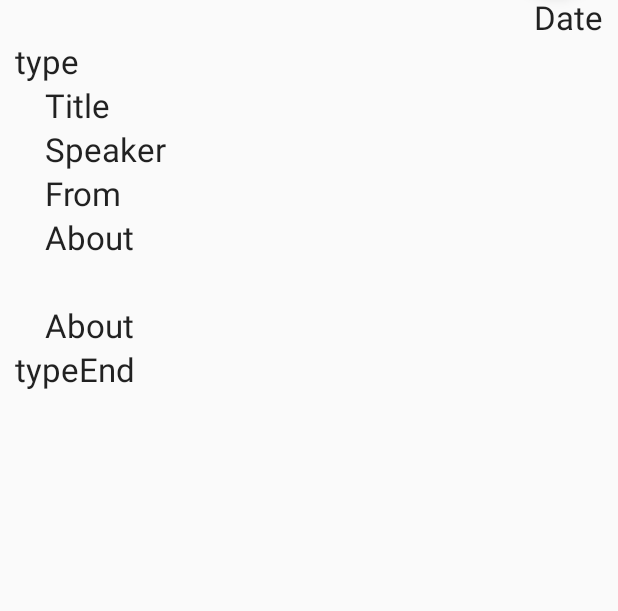
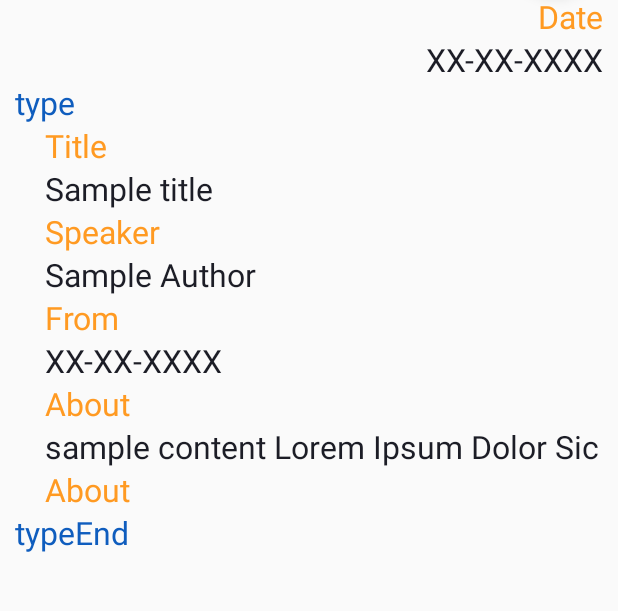
Before and after one commit to Sumel08/Witcom4-Vlc2, an Android app: the ConferenceDetailFragment screen opened directly, with no data from a screen before it, on a phone screen of 412 x 824 dp, the part 350-961 px from its top. Run offline under Robolectric (Android 15) with nearby library versions, the light colour scheme and no system bars; network calls fail; 1 statement that could not run was skipped.

Commit message:
Se agregan estilos a layouts de conference

```diff
--- a/app/src/main/res/layout/conference_detail.xml
+++ b/app/src/main/res/layout/conference_detail.xml
@@ -1,82 +1,84 @@
-<LinearLayout
+<LinearLayout xmlns:android="http://schemas.android.com/apk/res/android"
+    xmlns:tools="http://schemas.android.com/tools"
+    android:layout_width="match_parent"
     android:layout_height="match_parent"
-    android:layout_width="match_parent"
-    xmlns:android="http://schemas.android.com/apk/res/android"
-    tools:context="com.upiita.witcom2016.conference.ConferenceDetailFragment"
-    xmlns:tools="http://schemas.android.com/tools"
     android:orientation="vertical"
-    android:paddingTop="30dp"
     android:paddingBottom="10dp"
     android:paddingLeft="10dp"
-    android:paddingRight="10dp">
+    android:paddingRight="10dp"
+    android:paddingTop="30dp"
+    tools:context="com.upiita.witcom2016.conference.ConferenceDetailFragment">
 
     <TextView
-        android:layout_width="wrap_content"
-        android:layout_height="wrap_content"
-        style="?android:attr/textAppearanceLarge"
-        android:text="@string/date"
-        android:id="@+id/date"
-        android:layout_gravity="end"/>
+        style="@style/TextLargeAccent"
+        android:layout_gravity="end"
+        android:text="@string/date" />
 
     <TextView
-        android:layout_width="wrap_content"
-        android:layout_height="wrap_content"
-        style="?android:attr/textAppearanceLarge"
-        android:text="type"
-        android:id="@+id/type"/>
+        android:id="@+id/date"
+        style="@style/TextLargeDark"
+        android:layout_gravity="end"
+        android:text="XX-XX-XXXX" />
 
     <TextView
-        android:layout_width="wrap_content"
-        android:layout_height="wrap_content"
-        style="?android:attr/textAppearanceLarge"
-        android:text="@string/title"
-        android:id="@+id/title"
-        android:paddingLeft="20dp"/>
+        android:id="@+id/type"
+        style="@style/TextLargeBlue"
+        android:text="type" />
 
     <TextView
-        android:layout_width="wrap_content"
-        android:layout_height="wrap_content"
-        style="?android:attr/textAppearanceLarge"
-        android:text="@string/author"
-        android:id="@+id/auth"
-        android:paddingLeft="20dp"/>
+        style="@style/TextLargeAccent"
+        android:paddingLeft="20dp"
+        android:text="@string/title" />
 
     <TextView
-        android:layout_width="wrap_content"
-        android:layout_height="wrap_content"
-        style="?android:attr/textAppearanceLarge"
-        android:text="@string/from"
-        android:id="@+id/from"
-        android:paddingLeft="20dp"/>
+        android:id="@+id/title"
+        style="@style/TextLargeDark"
+        android:paddingLeft="20dp"
+        android:text="Sample title" />
 
     <TextView
-        android:layout_width="wrap_content"
-        android:layout_height="wrap_content"
-        style="?android:attr/textAppearanceLarge"
+        style="@style/TextLargeAccent"
+        android:paddingLeft="20dp"
+        android:text="@string/author" />
+
+    <TextView
+        android:id="@+id/auth"
+        style="@style/TextLargeDark"
+        android:paddingLeft="20dp"
+        android:text="Sample Author" />
+
+    <TextView
+        style="@style/TextLargeAccent"
+        android:paddingLeft="20dp"
+        android:text="@string/from" />
+
+    <TextView
+        android:id="@+id/from"
+        style="@style/TextLargeDark"
+        android:paddingLeft="20dp"
+        android:text="XX-XX-XXXX" />
+
+    <TextView
         android:id="@+id/about"
+        style="@style/TextLargeAccent"
         android:paddingLeft="20dp"
         android:text="@string/about_details" />
 
     <TextView
         android:id="@+id/content"
-        style="?android:attr/textAppearanceLarge"
-        android:layout_width="wrap_content"
-        android:layout_height="wrap_content"
-        android:paddingLeft="20dp" />
+        style="@style/TextLargeDark"
+        android:paddingLeft="20dp"
+        android:text="sample content Lorem Ipsum Dolor Sic" />
 
     <TextView
-        android:layout_width="wrap_content"
-        android:layout_height="wrap_content"
-        style="?android:attr/textAppearanceLarge"
-        android:text="@string/about_details"
         android:id="@+id/aboutEnd"
-        android:paddingLeft="20dp"/>
+        style="@style/TextLargeAccent"
+        android:paddingLeft="20dp"
+        android:text="@string/about_details" />
 
     <TextView
-        android:layout_width="wrap_content"
-        android:layout_height="wrap_content"
-        style="?android:attr/textAppearanceLarge"
-        android:text="typeEnd"
-        android:id="@+id/typeEnd"/>
+        android:id="@+id/typeEnd"
+        style="@style/TextLargeBlue"
+        android:text="typeEnd" />
 
 </LinearLayout>
--- a/app/src/main/res/layout/conference_list_content.xml
+++ b/app/src/main/res/layout/conference_list_content.xml
@@ -11,25 +11,23 @@
         android:layout_height="wrap_content">
 
         <TextView
-            android:layout_width="wrap_content"
-            android:layout_height="wrap_content"
+            android:id="@+id/conference_type"
+            style="@style/ListItemText"
             android:layout_alignParentTop="true"
             android:layout_alignParentStart="true"
-            android:id="@+id/conference_type"
             android:textStyle="bold"
-            android:textAppearance="?attr/textAppearanceListItem"/>
+            android:textColor="@color/colorAccent"/>
 
         <TextView
             android:id="@+id/time"
+            style="@style/ListItemText"
             android:text="time"
             android:textStyle="bold"
-            android:layout_width="wrap_content"
-            android:layout_height="wrap_content"
             android:layout_alignParentTop="true"
             android:layout_alignParentEnd="true"
+            android:textColor="@color/textAccent"
             android:paddingEnd="5dp"
-            android:transitionName="@string/transition_conference"
-            android:textAppearance="?attr/textAppearanceListItem"/>
+            android:transitionName="@string/transition_conference"/>
 
     </RelativeLayout>
 
@@ -40,11 +38,11 @@
 
         <TextView
             android:id="@+id/content"
+            style="@style/ListItemText"
             android:text="content"
             android:gravity="center_vertical"
             android:layout_width="250dp"
-            android:layout_height="wrap_content"
-            android:textAppearance="?attr/textAppearanceListItem" />
+            android:textColor="@color/colorPrimaryDark"/>
 
         <ImageView
             android:layout_width="70dp"
--- a/app/src/main/res/values/dimens.xml
+++ b/app/src/main/res/values/dimens.xml
@@ -26,4 +26,13 @@
     <dimen name="ic_album_overflow_width">20dp</dimen>
     <dimen name="ic_album_overflow_height">30dp</dimen>
     <dimen name="ic_album_overflow_margin_top">10dp</dimen>
+
+
+    <!-- Dimensiones para el texto -->
+    <dimen name="text_size_h1">24sp</dimen>
+    <dimen name="text_size_h2">21sp</dimen>
+    <dimen name="text_size_h3">18sp</dimen>
+    <dimen name="text_size_h4">15sp</dimen>
+    <dimen name="text_size_h5">12sp</dimen>
+    <dimen name="text_size_h6">10sp</dimen>
 </resources>
--- a/app/src/main/res/values/styles.xml
+++ b/app/src/main/res/values/styles.xml
@@ -33,4 +33,26 @@
         <item name="android:windowBackground">@color/rate_color</item>
     </style>
 
+    <style name="LargeText">
+        <item name="android:layout_width">wrap_content</item>
+        <item name="android:layout_height">wrap_content</item>
+        <item name="android:textSize">@dimen/text_size_h2</item>
+    </style>
+    <style name="TextLargeAccent" parent="LargeText" >
+        <item name="android:textColor">@color/colorAccent</item>
+    </style>
+    <style name="TextLargeBlue" parent="LargeText">
+        <item name="android:textColor">@color/textAccent</item>
+    </style>
+    <style name="TextLargeDark" parent="LargeText">
+        <item name="android:textSize">@dimen/text_size_h2</item>
+        <item name="android:textColor">@color/colorPrimaryDark</item>
+    </style>
+
+    <style name="ListItemText">
+        <item name="android:layout_height">wrap_content</item>
+        <item name="android:layout_width">wrap_content</item>
+        <item name="android:textAppearance">?attr/textAppearanceListItem</item>
+    </style>
+
 </resources>
```
